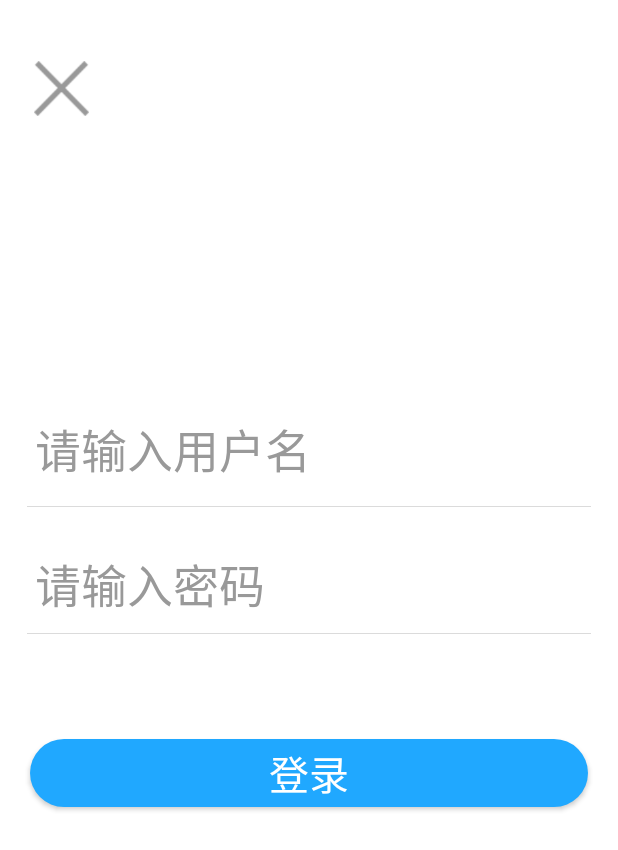
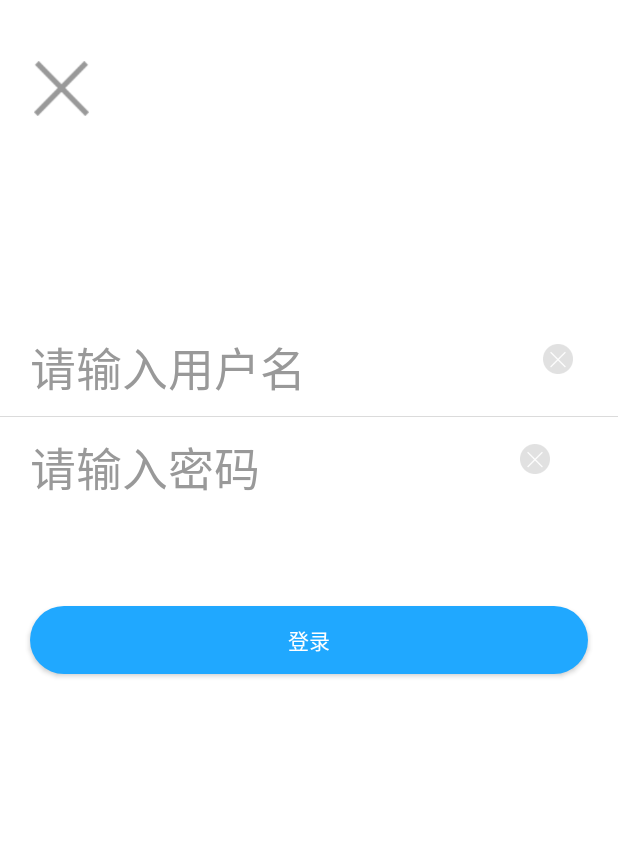
Before and after one commit to yuanchongzhang/zaixianjiaoyu, an Android app: the Loginactivity screen opened directly, with no data from a screen before it, on a phone screen of 412 x 824 dp. Shown: the top 850 px of the screen. Run offline under Robolectric (Android 15) with nearby library versions, the phone set to English and light mode, and no system bars; pictures from the network do not load.

Commit message:
搭建登录界面

```diff
--- a/app/src/main/res/layout/activity_login.xml
+++ b/app/src/main/res/layout/activity_login.xml
@@ -26,42 +26,27 @@
      android:background="@color/white"
   />
 
+
  <LinearLayout
      android:layout_width="match_parent"
      android:layout_height="wrap_content"
-     android:layout_marginLeft="@dimen/dp_18"
-     android:layout_marginRight="@dimen/dp_18"
-     android:layout_marginTop="@dimen/dp_60"
-     android:background="@color/white"
-     android:orientation="vertical">
-
-  <TextView
-      android:id="@+id/text_phone"
-      android:layout_width="wrap_content"
-      android:layout_height="wrap_content"
-      android:layout_marginLeft="@dimen/dp_5"
-      android:text="请输入手机号"
-      android:textColor="#666666"
-      android:textSize="@dimen/sp_13"
-      android:visibility="gone" />
-
-  <RelativeLayout
-      android:layout_width="match_parent"
-      android:layout_height="match_parent"
-      android:layout_weight="1">
-
+     android:orientation="horizontal"
+     android:layout_marginLeft="@dimen/dp_20"
+     >
 
   <EditText
       android:id="@+id/user_phone_num"
-       android:layout_width="900px"
+      android:layout_width="0dp"
+      android:layout_weight="1"
       android:layout_height="wrap_content"
       android:layout_centerVertical="true"
+
       android:layout_marginTop="@dimen/dp_10"
       android:background="@null"
       android:hint="请输入用户名"
       android:inputType="phone"
       android:maxLength="11"
-       android:paddingLeft="@dimen/dp_5"
+
       android:textColor="#333333"
       android:textColorHint="#999999"
       android:textSize="46px" />
@@ -74,84 +59,53 @@
       android:layout_centerVertical="true"
       android:background="@drawable/close2"
       android:gravity="center"
-       android:visibility="gone" />
+      android:layout_gravity="center"
+      android:layout_marginRight="@dimen/dp_30"
+      android:visibility="visible" />
 
-
-  </RelativeLayout>
-
+ </LinearLayout>
  <View
      android:layout_width="match_parent"
      android:layout_height="1px"
-      android:layout_marginTop="15px"
+     android:layout_marginTop="@dimen/dp_10"
      android:background="#DBDBDB" />
 
-  <RelativeLayout
+ <LinearLayout
      android:layout_width="match_parent"
-      android:layout_height="match_parent"
-      android:layout_weight="1">
-
-   <TextView
-       android:id="@+id/text_duanxincode"
-       android:layout_width="wrap_content"
      android:layout_height="wrap_content"
-       android:layout_marginLeft="@dimen/dp_5"
-       android:layout_marginTop="@dimen/dp_8"
-       android:text="请输入密码"
-       android:textColor="#666666"
-       android:textSize="@dimen/sp_13"
-       android:visibility="gone" />
+     android:orientation="horizontal"
+     android:layout_marginLeft="@dimen/dp_20"
+     >
 
   <EditText
-       android:id="@+id/user_password"
-       android:layout_width="900px"
+      android:id="@+id/edit_pwd"
+      android:layout_width="0dp"
+      android:layout_weight="1"
       android:layout_height="wrap_content"
+      android:layout_centerVertical="true"
 
-       android:layout_alignParentTop="true"
-       android:layout_below="@+id/text_duanxincode"
-       android:layout_marginTop="@dimen/dp_28"
+      android:layout_marginTop="@dimen/dp_10"
       android:background="@null"
       android:hint="请输入密码"
-       android:inputType="textPassword"
-       android:maxLength="18"
-       android:paddingLeft="@dimen/dp_5"
+      android:inputType="phone"
+      android:maxLength="11"
+
       android:textColor="#333333"
       android:textColorHint="#999999"
       android:textSize="46px" />
 
-   <LinearLayout
-       android:id="@+id/li_opera"
-       android:layout_width="wrap_content"
-       android:layout_height="wrap_content"
-       android:layout_alignParentRight="true"
-       android:layout_below="@+id/text_duanxincode"
-       android:layout_centerVertical="true"
-       android:layout_marginRight="50px"
-       android:gravity="center"
-       android:orientation="horizontal"
-       android:visibility="gone">
-
   <ImageView
-        android:id="@+id/img_clear"
+      android:id="@+id/img_clear12"
       android:layout_width="@dimen/dp_20"
       android:layout_height="@dimen/dp_20"
       android:layout_marginRight="68px"
-        android:background="@drawable/close2" />
+      android:background="@drawable/close2"
+      android:layout_gravity="center"
+      />
 
-    <ImageView
-        android:id="@+id/img_pass"
-        android:layout_width="65px"
-        android:layout_height="35px"
-        android:background="@drawable/yan2" />
  </LinearLayout>
-  </RelativeLayout>
 
 
-  <View
-      android:layout_width="match_parent"
-      android:layout_height="1px"
-      android:layout_marginTop="15px"
-      android:background="#DBDBDB" />
- </LinearLayout>
 
 
  <Button
@@ -166,6 +120,6 @@
      android:enabled="true"
      android:text="登录"
      android:textColor="@color/white"
-     android:textSize="40px" />
+     android:textSize="@dimen/sp_14" />
 
 </LinearLayout>
```
Lines whose indentation alone changed are shown as unchanged.
